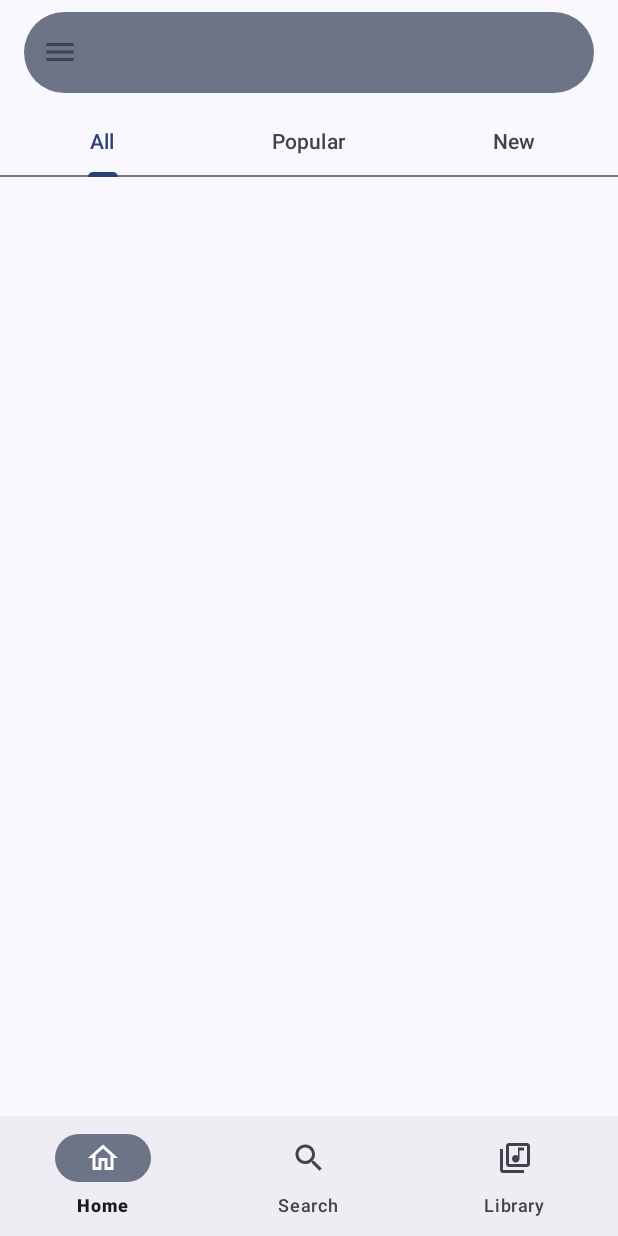
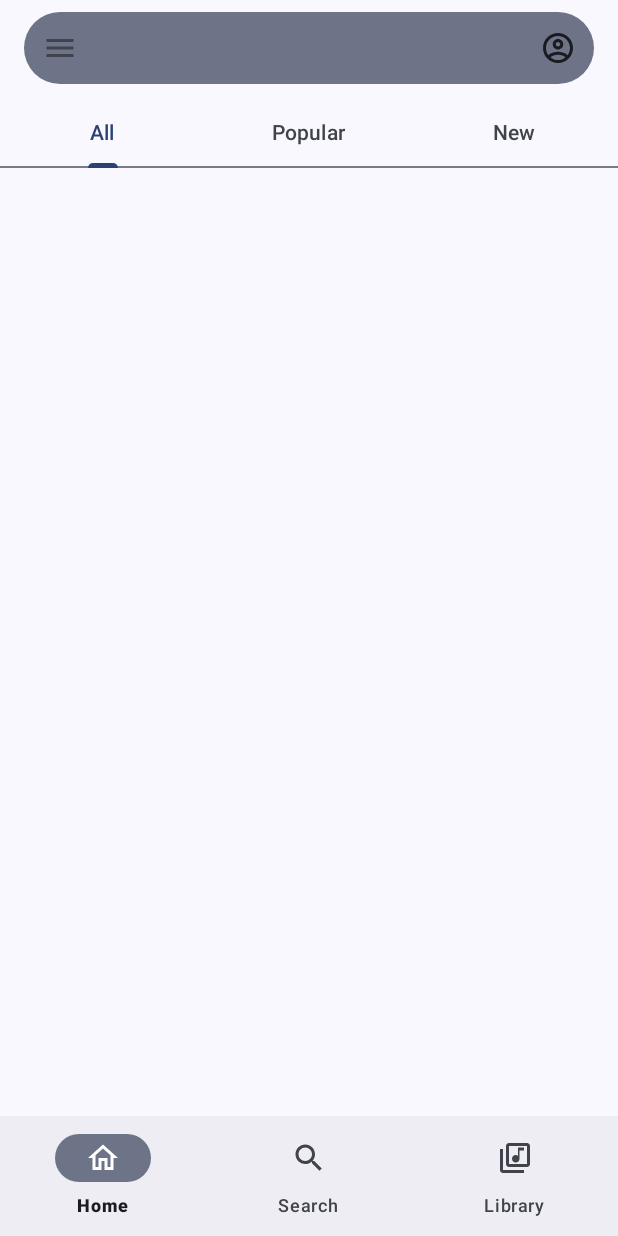
Before and after one commit to icarapovic/MusicHub, an Android app: the screen it shows after launch (HostActivity), on a phone screen of 412 x 824 dp. Run offline under Robolectric (Android 15) with nearby library versions, the phone set to English and light mode, and no system bars; 1 statement that could not run was skipped.

Commit message:
Implement search bar UI

```diff
--- /dev/null
+++ b/app/src/main/res/drawable/ic_user.xml
@@ -0,0 +1,10 @@
+<vector xmlns:android="http://schemas.android.com/apk/res/android"
+    android:width="24dp"
+    android:height="24dp"
+    android:viewportWidth="24"
+    android:viewportHeight="24"
+    android:tint="?attr/colorControlNormal">
+  <path
+      android:fillColor="@android:color/white"
+      android:pathData="M12,2C6.48,2 2,6.48 2,12s4.48,10 10,10 10,-4.48 10,-10S17.52,2 12,2zM7.07,18.28c0.43,-0.9 3.05,-1.78 4.93,-1.78s4.51,0.88 4.93,1.78C15.57,19.36 13.86,20 12,20s-3.57,-0.64 -4.93,-1.72zM18.36,16.83c-1.43,-1.74 -4.9,-2.33 -6.36,-2.33s-4.93,0.59 -6.36,2.33C4.62,15.49 4,13.82 4,12c0,-4.41 3.59,-8 8,-8s8,3.59 8,8c0,1.82 -0.62,3.49 -1.64,4.83zM12,6c-1.94,0 -3.5,1.56 -3.5,3.5S10.06,13 12,13s3.5,-1.56 3.5,-3.5S13.94,6 12,6zM12,11c-0.83,0 -1.5,-0.67 -1.5,-1.5S11.17,8 12,8s1.5,0.67 1.5,1.5S12.83,11 12,11z"/>
+</vector>
--- a/app/src/main/res/layout/activity_host.xml
+++ b/app/src/main/res/layout/activity_host.xml
@@ -17,19 +17,23 @@
             android:layout_marginTop="8dp"
             android:layout_marginEnd="16dp"
             android:layout_marginBottom="8dp"
+            app:boxBackgroundColor="?colorSecondaryContainer"
             app:boxCornerRadiusBottomEnd="32dp"
             app:boxCornerRadiusBottomStart="32dp"
             app:boxCornerRadiusTopEnd="32dp"
             app:boxCornerRadiusTopStart="32dp"
             app:boxStrokeWidth="0dp"
             app:boxStrokeWidthFocused="0dp"
-            app:boxBackgroundColor="?colorSecondaryContainer"
-            app:startIconDrawable="@drawable/ic_menu">
+            app:endIconDrawable="@drawable/ic_user"
+            app:endIconTint="?colorOnSurface"
+            app:startIconDrawable="@drawable/ic_menu"
+            app:endIconMode="custom">
 
             <com.google.android.material.textfield.TextInputEditText
+
                 android:layout_width="match_parent"
                 android:layout_height="wrap_content"
-                android:paddingVertical="16dp" />
+                android:paddingVertical="0dp" />
 
         </com.google.android.material.textfield.TextInputLayout>
 
```
